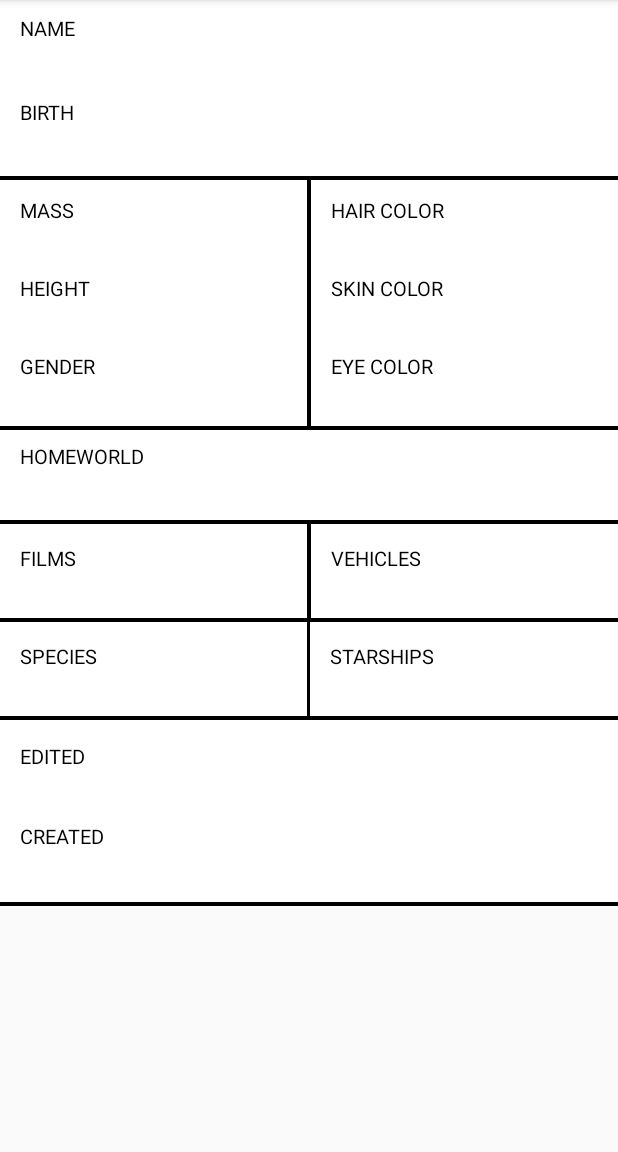
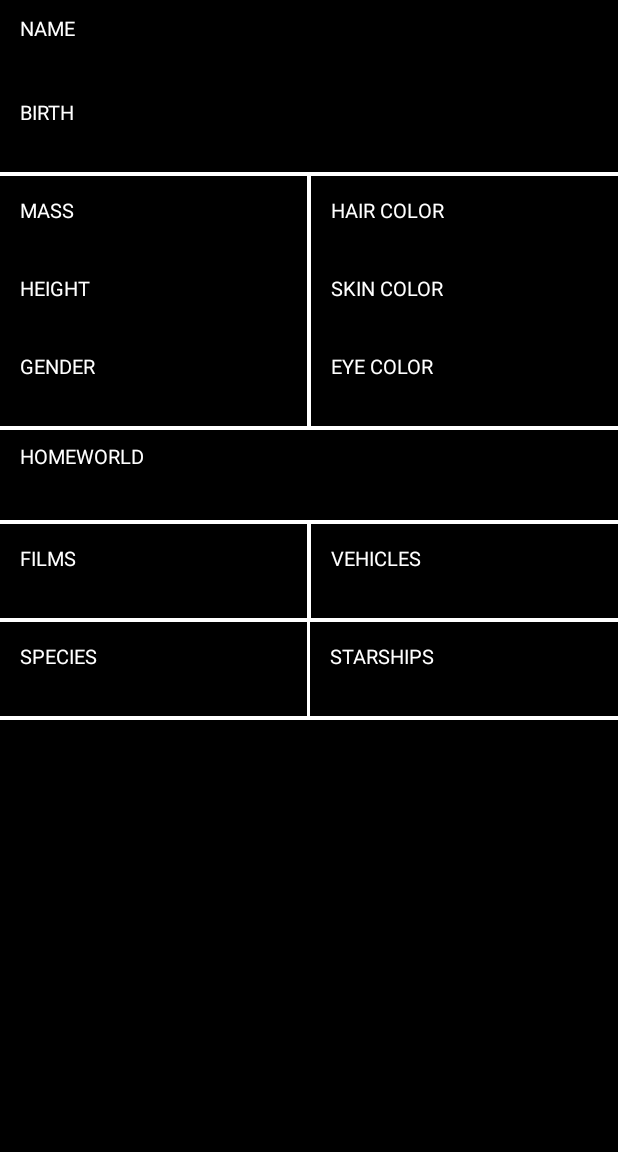
Before and after one commit to yadavshashankr/StarWars, an Android app: the CharacterDetail screen opened directly, with no data from a screen before it, on a phone screen of 412 x 824 dp, the part 84-1236 px from its top. Run offline under Robolectric (Android 15) with nearby library versions, the phone set to English and light mode, and no system bars; our stand-ins replace data binding, sdp/ssp sizes; 7 statements that could not run were skipped.

Commit message:
1. Code refactoring. 2. Refresh option for re-loading api data.

```diff
--- a/app/src/main/java/com/example/maytheforcebewith_shashankyadav/ui/CharacterDetail.kt
+++ b/app/src/main/java/com/example/maytheforcebewith_shashankyadav/ui/CharacterDetail.kt
@@ -3,9 +3,10 @@ package com.example.maytheforcebewith_shashankyadav.ui
 import androidx.appcompat.app.AppCompatActivity
 import android.os.Bundle
 import android.view.View
+import androidx.core.view.isVisible
 import androidx.databinding.DataBindingUtil
 import com.example.maytheforcebewith_shashankyadav.R
-import com.example.maytheforcebewith_shashankyadav.databinding.ItemBinding
+import com.example.maytheforcebewith_shashankyadav.databinding.LayoutCharacterDetailBinding
 import com.example.maytheforcebewith_shashankyadav.globals.ApplicationConstant.Companion.planetHashMap
 import com.example.maytheforcebewith_shashankyadav.process.ProcessApiData.Companion.processFilmsValues
 import com.example.maytheforcebewith_shashankyadav.process.ProcessApiData.Companion.processSpeciesValues
@@ -22,44 +23,36 @@ class CharacterDetail : AppCompatActivity() {
         //Receive data object of selected item from  MainActivity's list
         val characterDetail = intent.extras?.get("character") as Results1
         // create binding object
-        val binding = DataBindingUtil.setContentView<ItemBinding>(this, R.layout.item)
+        val binding = DataBindingUtil.setContentView<LayoutCharacterDetailBinding>(this, R.layout.layout_character_detail)
 
 
         binding.lifecycleOwner = this
-        binding.result = characterDetail
-        binding.ivFav.visibility = View.GONE
-        binding.ivArrow.visibility = View.GONE
-        binding.rlExpand.visibility = View.VISIBLE
+        binding.layoutItem.result = characterDetail
+        binding.layoutItem.ivArrow.isVisible = false
+        binding.layoutItem.rlExpand.visibility = View.VISIBLE
 
-        //Changing the header layout to white and textview to black
-        binding.llHead.setBackgroundResource(R.color.white)
-        binding.name.setTextColor(resources.getColor(R.color.black))
-        binding.tvName.setTextColor(resources.getColor(R.color.black))
-        binding.birth.setTextColor(resources.getColor(R.color.black))
-        binding.tvBirth.setTextColor(resources.getColor(R.color.black))
 
         // process arraylist of films, species, vehicles and starships to retrieve data for the selected character
         if (characterDetail.films?.size != 0) {
             val filmsValue = processFilmsValues(characterDetail.films)
-            binding.result?.filmsValues = filmsValue
+            binding.layoutItem.result?.filmsValues = filmsValue
         }
         if (characterDetail.species?.size != 0) {
             val speciesValue = processSpeciesValues(characterDetail.species)
-            binding.result?.speciesValue = speciesValue
+            binding.layoutItem.result?.speciesValue = speciesValue
         }
         if (characterDetail.vehicles?.size != 0) {
             val vehiclesValue = processVehiclesValues(characterDetail.vehicles)
-            binding.result?.vehiclesValue = vehiclesValue
+            binding.layoutItem.result?.vehiclesValue = vehiclesValue
         }
         if (characterDetail.starships?.size != 0) {
             val starshipsValue = processStarshipsValues(characterDetail.starships)
-            binding.result?.starshipsValue = starshipsValue
+            binding.layoutItem.result?.starshipsValue = starshipsValue
         }
 
-        val pos = characterDetail.homeworld?.replace(
-            Regex("[\\D.]"), ""
-        )?.toInt()
-        binding.result?.homeWorldValue = planetHashMap?.get(pos)
+        val pos = characterDetail.homeworld.replace(
+            Regex("[\\D.]"), "").toInt()
+        binding.layoutItem.result?.homeWorldValue = planetHashMap?.get(pos) as String
 
         binding.executePendingBindings()
     }
--- /dev/null
+++ b/app/src/main/res/drawable/baseline_refresh_white_24.xml
@@ -0,0 +1,5 @@
+<vector android:height="24dp" android:tint="#FFFFFF"
+    android:viewportHeight="24" android:viewportWidth="24"
+    android:width="24dp" xmlns:android="http://schemas.android.com/apk/res/android">
+    <path android:fillColor="@android:color/white" android:pathData="M17.65,6.35C16.2,4.9 14.21,4 12,4c-4.42,0 -7.99,3.58 -7.99,8s3.57,8 7.99,8c3.73,0 6.84,-2.55 7.73,-6h-2.08c-0.82,2.33 -3.04,4 -5.65,4 -3.31,0 -6,-2.69 -6,-6s2.69,-6 6,-6c1.66,0 3.14,0.69 4.22,1.78L13,11h7V4l-2.35,2.35z"/>
+</vector>
--- a/app/src/main/res/drawable/ic_baseline_keyboard_arrow_down_24_black.xml
+++ b/app/src/main/res/drawable/ic_baseline_keyboard_arrow_down_24_black.xml
@@ -3,7 +3,7 @@
     android:height="@dimen/_24sdp"
     android:viewportWidth="24"
     android:viewportHeight="24"
-    android:tint="?attr/colorControlNormal">
+    android:tint="@android:color/black">
   <path
       android:fillColor="@android:color/black"
       android:pathData="M7.41,8.59L12,13.17l4.59,-4.58L18,10l-6,6 -6,-6 1.41,-1.41z"/>
--- a/app/src/main/res/layout/activity_main.xml
+++ b/app/src/main/res/layout/activity_main.xml
@@ -9,6 +9,7 @@
     android:layout_width="match_parent"
     android:layout_height="match_parent"
     android:theme="@style/Theme.MaterialComponents.DayNight.DarkActionBar"
+    android:background="@color/black"
     tools:context=".ui.MainActivity">
 
     <Toolbar
@@ -35,6 +36,9 @@
             android:layout_height="match_parent"
             android:drawableLeft="@drawable/ic_baseline_search_24"
             android:background="@color/black"
+            android:singleLine="true"
+            android:maxLines="1"
+            android:imeOptions="actionDone"
             android:textSize="@dimen/_18ssp"
             android:hint="@string/search"
             android:textColor="@color/white"
--- a/app/src/main/res/layout/item.xml
+++ b/app/src/main/res/layout/item.xml
@@ -21,16 +21,13 @@
         app:layout_constraintStart_toStartOf="parent"
         app:layout_constraintTop_toTopOf="parent"
         android:layout_width="match_parent"
-        android:layout_height="match_parent"
+        android:layout_height="wrap_content"
         android:fillViewport="true">
 
-    <LinearLayout
+    <androidx.constraintlayout.widget.ConstraintLayout
         android:layout_width="match_parent"
         android:layout_height="wrap_content"
         android:orientation="vertical">
-
-
-
 
 
     <LinearLayout
@@ -38,7 +35,9 @@
         android:background="@color/black"
         android:layout_width="match_parent"
         android:layout_height="wrap_content"
-        android:orientation="horizontal">
+        android:orientation="horizontal"
+        app:layout_constraintStart_toStartOf="parent"
+        app:layout_constraintTop_toTopOf="parent">
 
         <RelativeLayout
             android:layout_margin="@dimen/_5sdp"
@@ -104,14 +103,14 @@
 
         <ImageView
             android:id="@+id/iv_fav"
-
             android:layout_width="@dimen/_50sdp"
             android:layout_height="@dimen/_50sdp"
             android:layout_gravity="center"
             android:padding="@dimen/_10sdp"
-
+            android:visibility="gone"
             android:layout_toStartOf="@+id/iv_arrow"
             android:src="@drawable/ic_baseline_favorite_border_24" />
+
         <RelativeLayout
             android:layout_margin="@dimen/_5sdp"
             android:layout_width="0dp"
@@ -124,6 +123,7 @@
             <ImageView
                 android:id="@+id/iv_arrow"
                 android:padding="@dimen/_5sdp"
+                android:rotation="270"
                 android:layout_width="@dimen/_50sdp"
                 android:layout_height="@dimen/_50sdp"
                 android:layout_alignParentRight="true"
@@ -136,16 +136,21 @@
     </LinearLayout>
 
         <View
+            android:id="@+id/view"
             android:layout_width="match_parent"
             android:layout_height="@dimen/_2sdp"
-            android:background="@color/white" />
+            android:background="@color/white"
+            app:layout_constraintStart_toStartOf="parent"
+            app:layout_constraintTop_toBottomOf="@+id/ll_head"/>
 
     <RelativeLayout
         android:id="@+id/rl_expand"
         android:visibility="visible"
-        android:background="@color/white"
+        android:background="@color/black"
         android:layout_width="match_parent"
-        android:layout_height="wrap_content">
+        android:layout_height="wrap_content"
+        app:layout_constraintStart_toStartOf="parent"
+        app:layout_constraintTop_toBottomOf="@+id/view">
 
         <View
             android:layout_width="match_parent"
@@ -163,11 +168,11 @@
                 android:orientation="horizontal">
 
                 <LinearLayout
-
                     android:layout_width="0dp"
                     android:layout_weight="1"
                     android:layout_height="wrap_content"
                     android:orientation="vertical">
+
                     <RelativeLayout
                         android:layout_margin="@dimen/_5sdp"
                         android:layout_width="match_parent"
@@ -182,7 +187,7 @@
                             android:layout_marginTop="@dimen/_5sdp"
                             android:layout_marginEnd="@dimen/_5sdp"
                             android:text="@string/mass"
-                            android:textColor="@android:color/black"
+                            android:textColor="@android:color/white"
                             android:textSize="@dimen/_10ssp" />
 
                         <TextView
@@ -196,7 +201,7 @@
                             android:layout_marginEnd="@dimen/_5sdp"
                             android:layout_marginBottom="@dimen/_2sdp"
                             android:text="@{result.mass}"
-                            android:textColor="@android:color/black"
+                            android:textColor="@android:color/white"
                             android:textSize="@dimen/_12ssp" />
 
                         <TextView
@@ -209,7 +214,7 @@
                             android:layout_marginTop="@dimen/_5sdp"
                             android:layout_marginEnd="@dimen/_5sdp"
                             android:text="@string/height"
-                            android:textColor="@android:color/black"
+                            android:textColor="@android:color/white"
                             android:textSize="@dimen/_10ssp" />
 
                         <TextView
@@ -224,7 +229,7 @@
                             android:layout_marginBottom="@dimen/_2sdp"
                             android:text="@{result.height}"
                             android:textAlignment="gravity"
-                            android:textColor="@android:color/black"
+                            android:textColor="@android:color/white"
                             android:textSize="@dimen/_12ssp" />
 
                         <TextView
@@ -237,7 +242,7 @@
                             android:layout_marginTop="@dimen/_5sdp"
                             android:layout_marginEnd="@dimen/_5sdp"
                             android:text="@string/gender"
-                            android:textColor="@android:color/black"
+                            android:textColor="@android:color/white"
                             android:textSize="@dimen/_10ssp" />
 
                         <TextView
@@ -250,7 +255,7 @@
                             android:layout_marginTop="@dimen/_2sdp"
                             android:text="@{result.gender}"
                             android:textAlignment="gravity"
-                            android:textColor="@android:color/black"
+                            android:textColor="@android:color/white"
                             android:textSize="@dimen/_12ssp" />
 
 
@@ -261,7 +266,7 @@
                 <View
                     android:layout_width="@dimen/_2sdp"
                     android:layout_height="match_parent"
-                    android:background="@color/black"/>
+                    android:background="@color/white"/>
 
 
                 <LinearLayout
@@ -284,7 +289,7 @@
                             android:layout_marginTop="@dimen/_5sdp"
                             android:layout_marginEnd="@dimen/_5sdp"
                             android:text="@string/hair_color"
-                            android:textColor="@android:color/black"
+                            android:textColor="@android:color/white"
                             android:textSize="@dimen/_10ssp" />
 
                         <TextView
@@ -298,7 +303,7 @@
                             android:layout_marginEnd="@dimen/_5sdp"
                             android:layout_marginBottom="@dimen/_2sdp"
                             android:text="@{result.hair_color}"
-                            android:textColor="@android:color/black"
+                            android:textColor="@android:color/white"
                             android:textSize="@dimen/_12ssp" />
 
                         <TextView
@@ -311,7 +316,7 @@
                             android:layout_marginTop="@dimen/_5sdp"
                             android:layout_marginEnd="@dimen/_5sdp"
                             android:text="@string/skin_color"
-                            android:textColor="@android:color/black"
+                            android:textColor="@android:color/white"
                             android:textSize="@dimen/_10ssp" />
 
                         <TextView
@@ -326,7 +331,7 @@
                             android:layout_marginBottom="@dimen/_2sdp"
                             android:text="@{result.skin_color}"
                             android:textAlignment="gravity"
-                            android:textColor="@android:color/black"
+                            android:textColor="@android:color/white"
                             android:textSize="@dimen/_12ssp" />
 
                         <TextView
@@ -339,7 +344,7 @@
                             android:layout_marginTop="@dimen/_5sdp"
                             android:layout_marginEnd="@dimen/_5sdp"
                             android:text="@string/eye_color"
-                            android:textColor="@android:color/black"
+                            android:textColor="@android:color/white"
                             android:textSize="@dimen/_10ssp" />
 
                         <TextView
@@ -353,7 +358,7 @@
                             android:layout_marginEnd="@dimen/_5sdp"
                             android:text="@{result.eye_color}"
                             android:textAlignment="gravity"
-                            android:textColor="@android:color/black"
+                            android:textColor="@android:color/white"
                             android:textSize="@dimen/_12ssp" />
 
 
@@ -367,7 +372,7 @@
             android:layout_below="@+id/ll_mid"
             android:layout_width="match_parent"
             android:layout_height="@dimen/_2sdp"
-            android:background="@color/black"/>
+            android:background="@color/white"/>
 
 
 
@@ -376,7 +381,7 @@
             android:layout_below="@+id/ll_mid"
             android:layout_width="match_parent"
             android:layout_height="@dimen/_1sdp"
-            android:background="@color/black"/>
+            android:background="@color/white"/>
 
         <LinearLayout
             android:id="@+id/ll_bot1"
@@ -404,7 +409,7 @@
                     android:layout_marginEnd="@dimen/_5sdp"
                     android:layout_marginBottom="@dimen/_2sdp"
                     android:text="@string/homeworld"
-                    android:textColor="@android:color/black"
+                    android:textColor="@android:color/white"
                     android:textSize="@dimen/_10ssp" />
 
                 <TextView
@@ -417,7 +422,7 @@
                     android:layout_marginTop="@dimen/_2sdp"
                     android:layout_marginEnd="@dimen/_5sdp"
                     android:text="@{result.homeWorldValue}"
-                    android:textColor="@android:color/black"
+                    android:textColor="@android:color/white"
                     android:textSize="@dimen/_12ssp" />
 
             </RelativeLayout>
@@ -429,7 +434,7 @@
             android:layout_width="match_parent"
             android:layout_height="@dimen/_2sdp"
             android:layout_below="@+id/ll_bot1"
-            android:background="@color/black" />
+            android:background="@color/white" />
        <LinearLayout
            android:layout_below="@+id/v_hor1"
            android:layout_width="match_parent"
@@ -457,7 +462,7 @@
                        android:layout_marginTop="@dimen/_5sdp"
                        android:layout_marginEnd="@dimen/_5sdp"
                        android:text="@string/films"
-                       android:textColor="@android:color/black"
+                       android:textColor="@android:color/white"
                        android:textSize="@dimen/_10ssp" />
 
                    <TextView
@@ -470,14 +475,14 @@
                        android:layout_marginTop="@dimen/_2sdp"
                        android:layout_marginEnd="@dimen/_5sdp"
                        android:text="@{result.filmsValues}"
-                       android:textColor="@android:color/black"
+                       android:textColor="@android:color/white"
                        android:textSize="@dimen/_12ssp" />
 
                </RelativeLayout>
                <View
                    android:layout_width="@dimen/_2sdp"
                    android:layout_height="match_parent"
-                   android:background="@color/black"/>
+                   android:background="@color/white"/>
                <RelativeLayout
                    android:layout_margin="@dimen/_5sdp"
                    android:layout_width="0dp"
@@ -493,7 +498,7 @@
                        android:layout_marginTop="@dimen/_5sdp"
                        android:layout_marginEnd="@dimen/_5sdp"
                        android:text="@string/vehicles"
-                       android:textColor="@android:color/black"
+                       android:textColor="@android:color/white"
                        android:textSize="@dimen/_10ssp" />
 
                    <TextView
@@ -506,7 +511,7 @@
                        android:layout_marginTop="@dimen/_2sdp"
                        android:layout_marginEnd="@dimen/_5sdp"
                        android:text="@{result.vehiclesValue}"
-                       android:textColor="@android:color/black"
+                       android:textColor="@android:color/white"
                        android:textSize="@dimen/_12ssp" />
 
                </RelativeLayout>
@@ -516,7 +521,7 @@
            <View
                android:layout_width="match_parent"
                android:layout_height="@dimen/_2sdp"
-               android:background="@color/black"/>
+               android:background="@color/white"/>
 
            <LinearLayout
                android:layout_width="match_parent"
@@ -538,7 +543,7 @@
                        android:layout_marginTop="@dimen/_5sdp"
                        android:layout_marginEnd="@dimen/_5sdp"
                        android:text="@string/species"
-                       android:textColor="@android:color/black"
+                       android:textColor="@android:color/white"
                        android:textSize="@dimen/_10ssp" />
 
                    <TextView
@@ -551,14 +556,14 @@
                        android:layout_marginTop="@dimen/_2sdp"
                        android:layout_marginEnd="@dimen/_5sdp"
                        android:text="@{result.speciesValue}"
-                       android:textColor="@android:color/black"
+                       android:textColor="@android:color/white"
                        android:textSize="@dimen/_12ssp" />
 
                </RelativeLayout>
                <View
                    android:layout_width="2dp"
                    android:layout_height="match_parent"
-                   android:background="@color/black"/>
+                   android:background="@color/white"/>
                <RelativeLayout
                    android:layout_margin="@dimen/_5sdp"
                    android:layout_width="0dp"
@@ -574,7 +579,7 @@
                        android:layout_marginTop="@dimen/_5sdp"
                        android:layout_marginEnd="@dimen/_5sdp"
                        android:text="@string/starships"
-                       android:textColor="@android:color/black"
+                       android:textColor="@android:color/white"
                        android:textSize="@dimen/_10ssp" />
 
                    <TextView
@@ -587,7 +592,7 @@
                        android:layout_marginTop="@dimen/_2sdp"
                        android:layout_marginEnd="@dimen/_5sdp"
                        android:text="@{result.starshipsValue}"
-                       android:textColor="@android:color/black"
+                       android:textColor="@android:color/white"
                        android:textSize="@dimen/_12ssp" />
 
                </RelativeLayout>
@@ -595,92 +600,15 @@
            </LinearLayout>
        </LinearLayout>
 
-        <View
-            android:id="@+id/v_hor4"
-            android:layout_width="match_parent"
-            android:layout_height="@dimen/_2sdp"
-            android:layout_marginBottom="@dimen/_1sdp"
-            android:layout_below="@+id/ll_low"
-            android:background="@color/black" />
-
-        <LinearLayout
-            android:id="@+id/ll_bot"
-            android:layout_width="match_parent"
-            android:layout_height="wrap_content"
-            android:layout_below="@+id/v_hor4"
-            android:layout_marginStart="@dimen/_5sdp"
-            android:layout_marginTop="@dimen/_5sdp"
-            android:layout_marginEnd="@dimen/_5sdp"
-            android:layout_marginBottom="@dimen/_5sdp"
-            android:orientation="vertical">
-
-            <RelativeLayout
-                android:layout_width="match_parent"
-                android:layout_height="wrap_content"
-                android:layout_margin="@dimen/_5sdp">
-
-                <TextView
-                    android:id="@+id/tv_edited"
-                    android:layout_width="match_parent"
-                    android:layout_height="wrap_content"
-                    android:layout_gravity="center"
-                    android:text="@string/edited"
-                    android:textColor="@android:color/black"
-                    android:textSize="@dimen/_10ssp" />
-
-                <TextView
-                    android:id="@+id/edited"
-                    android:layout_width="match_parent"
-                    android:layout_height="wrap_content"
-                    android:layout_below="@+id/tv_edited"
-                    android:layout_gravity="center"
-                    android:layout_marginTop="@dimen/_2sdp"
-                    android:layout_marginEnd="@dimen/_5sdp"
-                    android:text="@{result.edited}"
-                    android:textColor="@android:color/black"
-                    android:textSize="@dimen/_10ssp" />
-
-            </RelativeLayout>
-
-            <RelativeLayout
-                android:layout_width="match_parent"
-                android:layout_height="wrap_content"
-                android:layout_margin="@dimen/_5sdp">
-
-                <TextView
-                    android:id="@+id/tv_created"
-                    android:layout_width="match_parent"
-                    android:layout_height="wrap_content"
-                    android:layout_gravity="center"
-                    android:text="@string/created"
-                    android:textColor="@android:color/black"
-                    android:textSize="@dimen/_10ssp" />
-
-                <TextView
-                    android:id="@+id/created"
-                    android:layout_width="match_parent"
-                    android:layout_height="wrap_content"
-                    android:layout_below="@+id/tv_created"
-                    android:layout_gravity="center"
-                    android:layout_marginTop="@dimen/_2sdp"
-                    android:layout_marginEnd="@dimen/_5sdp"
-                    android:text="@{result.created}"
-                    android:textColor="@android:color/black"
-                    android:textSize="@dimen/_10ssp" />
-
-            </RelativeLayout>
-
-        </LinearLayout>
-
     </RelativeLayout>
 
     <View
         android:id="@+id/v_hor2"
         android:layout_width="match_parent"
         android:layout_height="@dimen/_2sdp"
-        android:layout_below="@+id/ll_bot"
-        android:background="@color/black" />
-    </LinearLayout>
+        app:layout_constraintTop_toBottomOf="@+id/rl_expand"
+        android:background="@color/white" />
+    </androidx.constraintlayout.widget.ConstraintLayout>
     </androidx.core.widget.NestedScrollView>
 </androidx.constraintlayout.widget.ConstraintLayout>
 
--- /dev/null
+++ b/app/src/main/res/layout/layout_character_detail.xml
@@ -0,0 +1,14 @@
+<?xml version="1.0" encoding="utf-8"?>
+<layout xmlns:android="http://schemas.android.com/apk/res/android">
+
+    <androidx.constraintlayout.widget.ConstraintLayout
+        android:layout_width="match_parent"
+        android:layout_height="match_parent"
+        android:background="@color/black">
+
+        <include layout="@layout/item"
+            android:id="@+id/layout_item"/>
+
+    </androidx.constraintlayout.widget.ConstraintLayout>
+
+</layout>
```
Also changed, not shown: app/src/main/java/com/example/maytheforcebewith_shashankyadav/adapters/CustomAdapter.kt (+10 -23 lines), app/src/main/java/com/example/maytheforcebewith_shashankyadav/globals/ApplicationConstant.kt (+25 -12 lines), app/src/main/java/com/example/maytheforcebewith_shashankyadav/presenters/MainPresenter.kt (+12 -2 lines), app/src/main/java/com/example/maytheforcebewith_shashankyadav/responses/DataModel.kt (+27 -27 lines), app/src/main/java/com/example/maytheforcebewith_shashankyadav/ui/MainActivity.kt (+22 -19 lines), app/src/main/java/com/example/maytheforcebewith_shashankyadav/ui/SplashScreen.kt (+24 -31 lines), app/src/main/java/com/example/maytheforcebewith_shashankyadav/utils/Tools.kt (+5 -6 lines), app/src/main/res/layout/activity_splash_screen.xml (+13 -3 lines), gradle.properties (added, +16 -0 lines).
